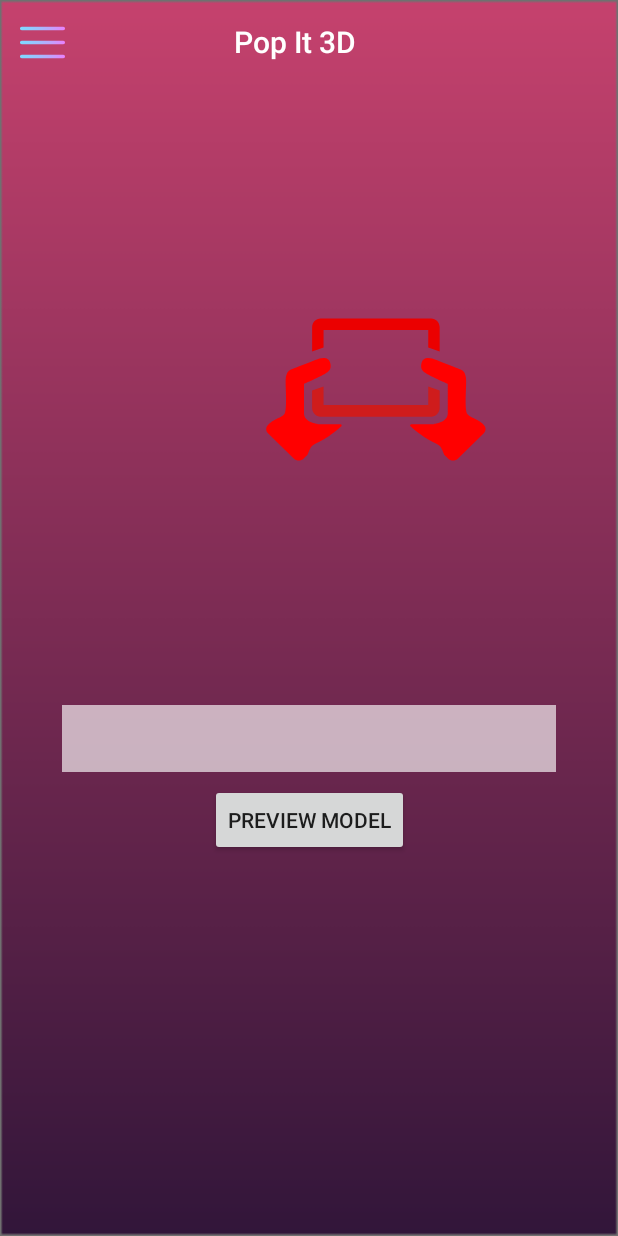
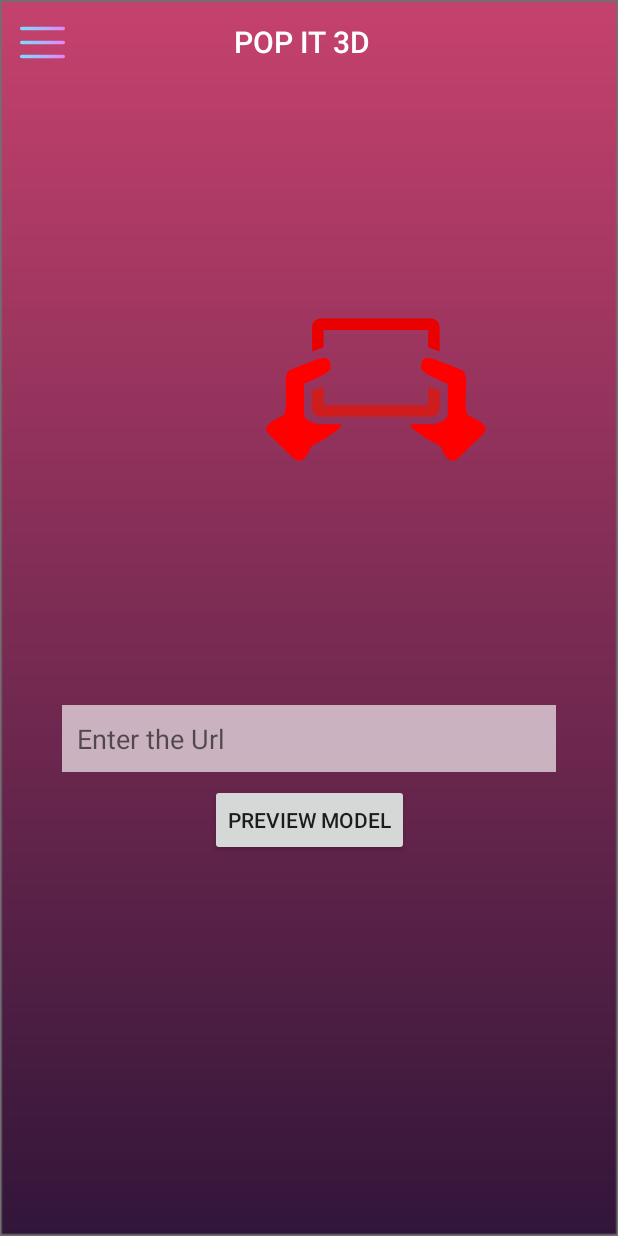
Before and after one commit to Meghdut-Mandal/AR, an Android app: the MainActivity2 screen opened directly, with no data from a screen before it, on a phone screen of 412 x 824 dp. Run offline under Robolectric (Android 15) with nearby library versions, the phone set to English and light mode, and no system bars; 1 statement that could not run was skipped.

Commit message:
title change

```diff
--- a/A/app/src/main/res/layout/activity_creadits.xml
+++ b/A/app/src/main/res/layout/activity_creadits.xml
@@ -16,7 +16,7 @@
         app:layout_constraintStart_toStartOf="parent"
         app:layout_constraintTop_toTopOf="parent"
         app:navigationIcon="@drawable/ic_baseline_arrow_back_24"
-        app:title="         Pop It 3D - Credits " />
+        app:title="         POP IT 3D - Credits " />
       <TextView
         android:id="@+id/textView"
         android:layout_width="wrap_content"
--- a/A/app/src/main/res/layout/activity_main2.xml
+++ b/A/app/src/main/res/layout/activity_main2.xml
@@ -18,7 +18,7 @@
         app:layout_constraintStart_toStartOf="parent"
         app:layout_constraintTop_toTopOf="parent"
         app:navigationIcon="@drawable/menu"
-        app:title="                  Pop It 3D" />
+        app:title="                  POP IT 3D" />
 
 
     <com.airbnb.lottie.LottieAnimationView
@@ -47,7 +47,7 @@
         android:ems="10"
         android:padding="10dp"
         android:background="#A4FFFFFF"
-        android:inputType="textPersonName"
+        android:hint="Enter the Url"
         app:layout_constraintEnd_toStartOf="@+id/guideline3"
         app:layout_constraintStart_toStartOf="@+id/guideline2"
         app:layout_constraintTop_toTopOf="@+id/guideline" />
```
